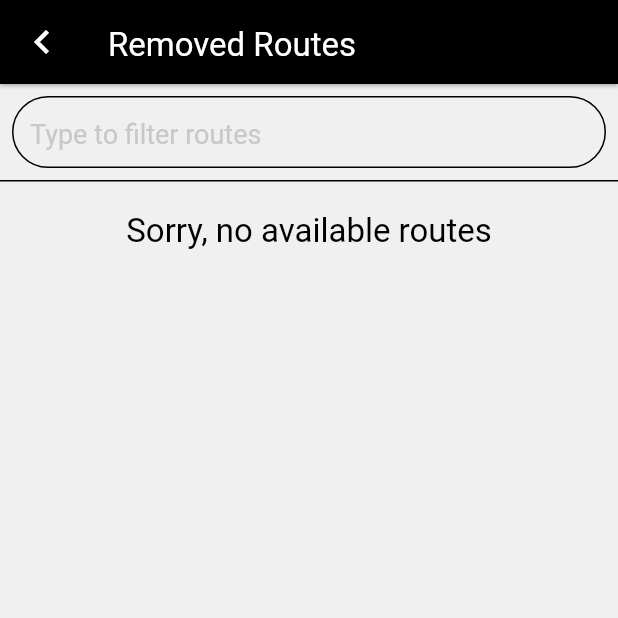
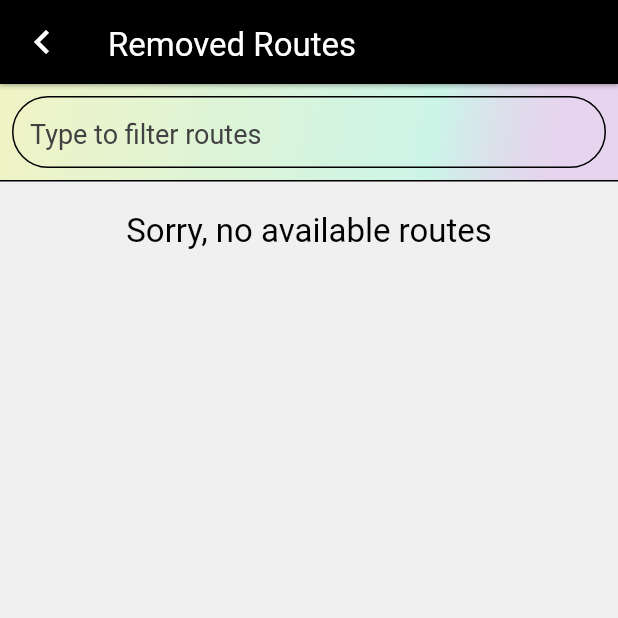
Before and after one commit to ajgreenman/free_beta, a Flutter app: the screen it shows once a user with an empty profile is signed in, item 2 of the bottom bar chosen, after a tap on "View removed routes", on a phone screen of 412 x 824 dp, the top half of it. Run offline on Flutter 3.47's test engine with Material 2 defaults, Android fonts, the phone set to English and light mode, and no system bars; our stand-ins replace cached_network_image, carousel_slider, cloud_firestore, firebase_auth, firebase_core, firebase_storage and 3 more; accounts and stored records are empty; network calls fail; Roboto replaces fonts that are missing (GTA).

Commit message:
Added colored filter bar

```diff
--- a/lib/routes/presentation/route_list_screen.dart
+++ b/lib/routes/presentation/route_list_screen.dart
@@ -5,6 +5,7 @@ import 'package:free_beta/app/theme.dart';
 import 'package:free_beta/routes/infrastructure/models/route_filter_model.dart';
 import 'package:free_beta/routes/infrastructure/route_api.dart';
 import 'package:free_beta/routes/infrastructure/models/route_model.dart';
+import 'package:free_beta/routes/presentation/widgets/route_filter_bar.dart';
 import 'package:free_beta/routes/presentation/widgets/route_list.dart';
 
 class RouteListScreen extends ConsumerStatefulWidget {
@@ -48,12 +49,9 @@ class _RouteListScreenState extends ConsumerState<RouteListScreen> {
         child: Column(
           crossAxisAlignment: CrossAxisAlignment.start,
           children: [
-            Padding(
-              padding: FreeBetaPadding.mAll,
-              child: _buildFilterText(context),
+            RouteFilterBar(
+              routeProvider: widget.routeProvider,
             ),
-            _buildFilterCounts(),
-            Divider(height: 1, thickness: 1),
             _buildBody(),
           ],
         ),
@@ -90,59 +88,6 @@ class _RouteListScreenState extends ConsumerState<RouteListScreen> {
     );
   }
 
-  Widget _buildFilterCounts() {
-    var routeFilterModel =
-        ref.watch(widget.routeProvider).whenOrNull(data: (value) => value);
-
-    if (routeFilterModel == null ||
-        (routeFilterModel.filter?.isEmpty ?? true)) {
-      return SizedBox.shrink();
-    }
-
-    return Padding(
-      padding: const EdgeInsets.only(
-        left: FreeBetaSizes.m,
-        bottom: FreeBetaSizes.m,
-      ),
-      child: Text(
-        'Showing ${routeFilterModel.filteredRoutes.length} ' +
-            'of ${routeFilterModel.routes.length}',
-      ),
-    );
-  }
-
-  Widget _buildFilterText(BuildContext context) {
-    var routeFilterText = ref.watch(routeTextFilterProvider);
-    return TextFormField(
-      initialValue: routeFilterText,
-      onChanged: (value) {
-        ref.read(routeTextFilterProvider.notifier).state = value;
-      },
-      decoration: InputDecoration(
-        border: OutlineInputBorder(
-          borderSide: BorderSide(
-            width: 1.0,
-          ),
-          borderRadius: BorderRadius.circular(16.0),
-        ),
-        enabledBorder: OutlineInputBorder(
-          borderSide: BorderSide(
-            width: 1.0,
-          ),
-          borderRadius: BorderRadius.circular(FreeBetaSizes.xl),
-        ),
-        contentPadding: EdgeInsets.symmetric(
-          horizontal: FreeBetaSizes.ml,
-        ),
-        hintStyle: FreeBetaTextStyle.h4.copyWith(
-          color: FreeBetaColors.grayLight,
-        ),
-        hintText: 'Type to filter routes',
-      ),
-      style: FreeBetaTextStyle.h4,
-    );
-  }
-
   Future<void> _refreshRoutes() async {
     ref.refresh(widget.refreshProvider);
   }
--- /dev/null
+++ b/lib/routes/presentation/widgets/route_filter_bar.dart
@@ -0,0 +1,104 @@
+import 'package:flutter/material.dart';
+import 'package:flutter_riverpod/flutter_riverpod.dart';
+import 'package:free_beta/app/theme.dart';
+import 'package:free_beta/routes/infrastructure/models/route_filter_model.dart';
+import 'package:free_beta/routes/infrastructure/route_api.dart';
+
+class RouteFilterBar extends ConsumerWidget {
+  const RouteFilterBar({
+    Key? key,
+    required this.routeProvider,
+  }) : super(key: key);
+
+  final FutureProvider<RouteFilterModel> routeProvider;
+
+  @override
+  Widget build(BuildContext context, WidgetRef ref) {
+    return Column(
+      children: [
+        Container(
+          decoration: BoxDecoration(
+            gradient: LinearGradient(
+              begin: Alignment.topLeft,
+              end: Alignment.bottomRight,
+              colors: [
+                FreeBetaColors.yellowBrand.withOpacity(0.3),
+                FreeBetaColors.greenBrand.withOpacity(0.3),
+                FreeBetaColors.purpleBrand.withOpacity(0.2),
+              ],
+              stops: [
+                0.0,
+                0.7,
+                0.9,
+              ],
+            ),
+          ),
+          child: Column(
+            mainAxisSize: MainAxisSize.min,
+            children: [
+              Padding(
+                padding: FreeBetaPadding.mAll,
+                child: _buildFilterText(context, ref),
+              ),
+              _buildFilterCounts(ref),
+            ],
+          ),
+        ),
+        Divider(height: 1, thickness: 1),
+      ],
+    );
+  }
+
+  Widget _buildFilterCounts(WidgetRef ref) {
+    var routeFilterModel =
+        ref.watch(routeProvider).whenOrNull(data: (value) => value);
+
+    if (routeFilterModel == null ||
+        (routeFilterModel.filter?.isEmpty ?? true)) {
+      return SizedBox.shrink();
+    }
+
+    return Padding(
+      padding: const EdgeInsets.only(
+        left: FreeBetaSizes.m,
+        bottom: FreeBetaSizes.m,
+      ),
+      child: Text(
+        'Showing ${routeFilterModel.filteredRoutes.length} ' +
+            'of ${routeFilterModel.routes.length}',
+      ),
+    );
+  }
+
+  Widget _buildFilterText(BuildContext context, WidgetRef ref) {
+    var routeFilterText = ref.watch(routeTextFilterProvider);
+    return TextFormField(
+      initialValue: routeFilterText,
+      onChanged: (value) {
+        ref.read(routeTextFilterProvider.notifier).state = value;
+      },
+      decoration: InputDecoration(
+        border: OutlineInputBorder(
+          borderSide: BorderSide(
+            width: 1.0,
+          ),
+          borderRadius: BorderRadius.circular(16.0),
+        ),
+        enabledBorder: OutlineInputBorder(
+          borderSide: BorderSide(
+            width: 1.0,
+          ),
+          borderRadius: BorderRadius.circular(FreeBetaSizes.xl),
+        ),
+        contentPadding: EdgeInsets.symmetric(
+          horizontal: FreeBetaSizes.ml,
+        ),
+        hintStyle: FreeBetaTextStyle.h4.copyWith(
+          color: FreeBetaColors.grayDark,
+        ),
+        hintText: 'Type to filter routes',
+      ),
+      style: FreeBetaTextStyle.h4,
+    );
+  }
+}
```
